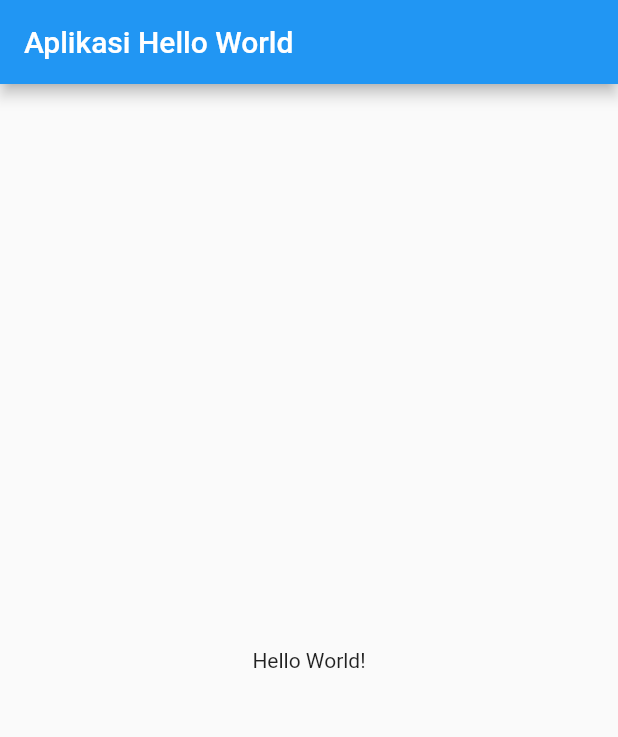
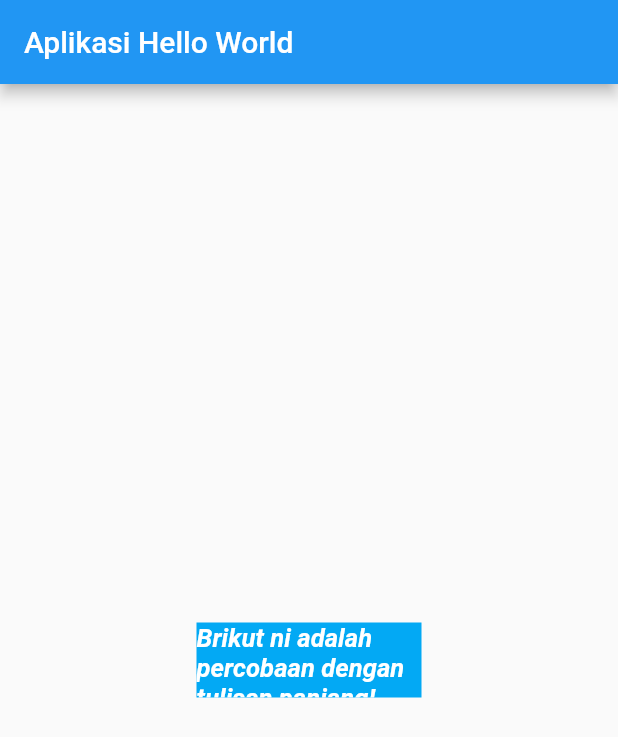
Before and after one commit to hanniashilla/flutter_hello_world, a Flutter app: the screen it shows after launch, on a phone screen of 412 x 824 dp. Shown: the top 737 px of the screen. Run offline on Flutter 3.47's test engine with Material 2 defaults, Android fonts, the phone set to English and light mode, and no system bars.

Commit message:
styling text

```diff
--- a/lib/main.dart
+++ b/lib/main.dart
@@ -9,8 +9,25 @@ class MyApp extends StatelessWidget {
   Widget build(BuildContext context) {
     return MaterialApp(
       home: Scaffold(
-        appBar: AppBar(title: Text("Aplikasi Hello World"),),
-        body: Center(child: Text("Hello World!")),
+        appBar: AppBar(
+          title: Text("Aplikasi Hello World"),
+        ),
+        body: Center(
+            child: Container(
+                color: Colors.lightBlue,
+                width: 150,
+                height: 50,
+                child: Text(
+                  "Brikut ni adalah percobaan dengan tulisan panjang!",
+                  // maxLines: 2,
+                  // overflow: TextOverflow.ellipsis,
+                  // softWrap: false,
+                  style: TextStyle(
+                      color: Colors.white,
+                      fontStyle: FontStyle.italic,
+                      fontWeight: FontWeight.w700,
+                      fontSize: 17),
+                ))),
       ),
     );
   }
```
Also changed, not shown: 1 other file.
